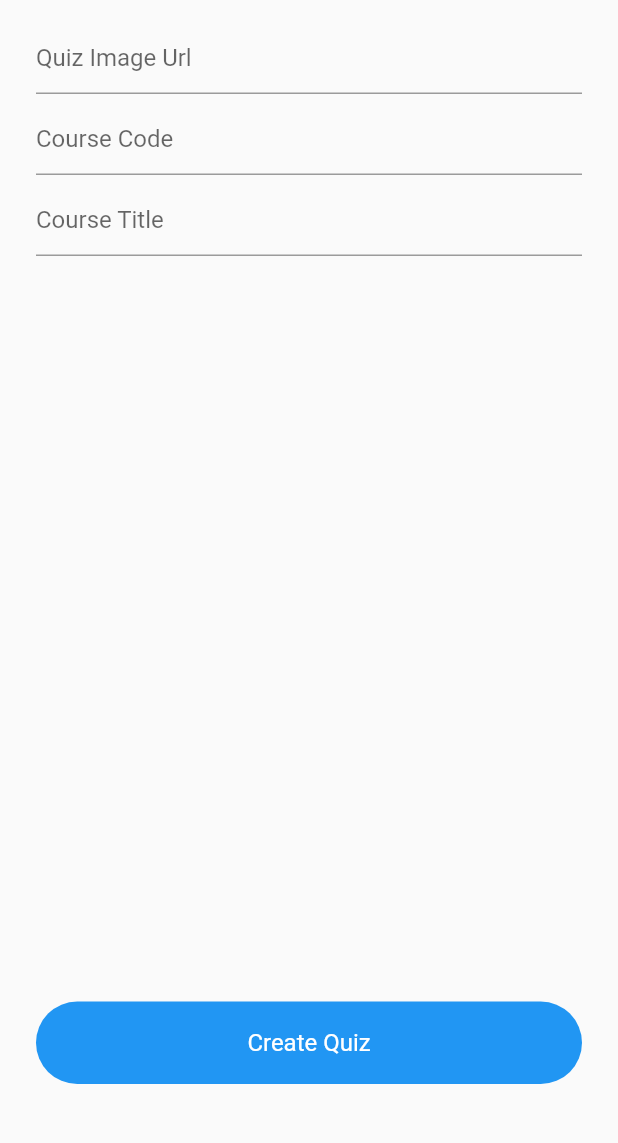
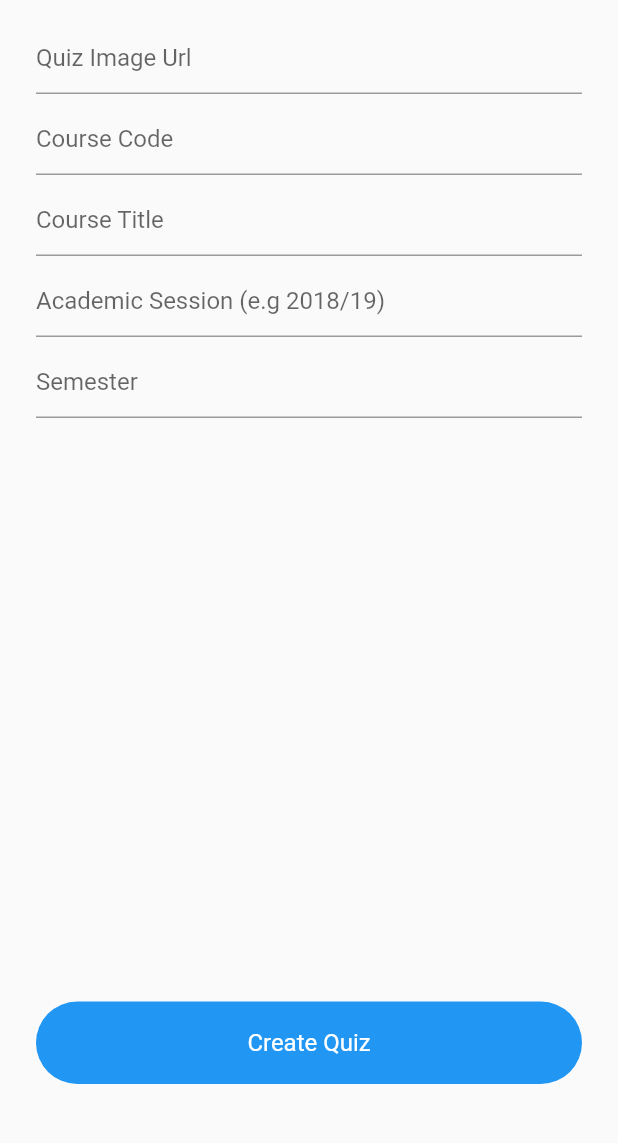
Before and after one commit to JideijeEmeka/quizmaker, a Flutter app: the CreateQuiz screen opened directly, on a phone screen of 412 x 824 dp, the part 62-1205 px from its top. Run offline on Flutter 3.47's test engine with Material 2 defaults, Android fonts, the phone set to English and light mode, and no system bars; our stand-ins replace cloud_firestore, firebase_auth, firebase_core, random_string, shared_preferences; accounts and stored records are empty.

Commit message:
added course code, title, semester & session.

```diff
--- a/lib/views/create_quiz.dart
+++ b/lib/views/create_quiz.dart
@@ -13,7 +13,7 @@ class CreateQuiz extends StatefulWidget {
 
 class _CreateQuizState extends State<CreateQuiz> {
   final _formKey = GlobalKey<FormState>();
-  String quizImageUrl, quizTitle, quizDescription, quizId;
+  String quizImageUrl, quizTitle, quizDescription, quizId, quizSession, quizSemester;
   DatabaseService databaseService = new DatabaseService();
   bool _isLoading = false;
 
@@ -29,6 +29,8 @@ class _CreateQuizState extends State<CreateQuiz> {
         "quizImgUrl": quizImageUrl,
         "quizTitle": quizTitle,
         "quizDesc": quizDescription,
+        "quizSession": quizSession,
+        "quizSemester": quizSemester,
       };
 
       await databaseService.addQuizData(quizMap, quizId).then((value) {
@@ -99,6 +101,32 @@ class _CreateQuizState extends State<CreateQuiz> {
                         quizDescription = val;
                       },
                     ),
+                     SizedBox(
+                      height: 6,
+                    ),
+                    TextFormField(
+                      validator: (val) =>
+                          val.isEmpty ? "Enter Academic Session" : null,
+                      decoration: InputDecoration(
+                        hintText: "Academic Session (e.g 2018/19)",
+                      ),
+                      onChanged: (val) {
+                        quizSession = val;
+                      },
+                    ),
+                     SizedBox(
+                      height: 6,
+                    ),
+                    TextFormField(
+                      validator: (val) =>
+                          val.isEmpty ? "Enter Semester" : null,
+                      decoration: InputDecoration(
+                        hintText: "Semester",
+                      ),
+                      onChanged: (val) {
+                        quizSemester = val;
+                      },
+                    ),
                     Spacer(),
                     GestureDetector(
                         onTap: () {
```
Also changed, not shown: lib/views/home.dart (+40 -8 lines), lib/views/home_tutor.dart (+52 -6 lines).
